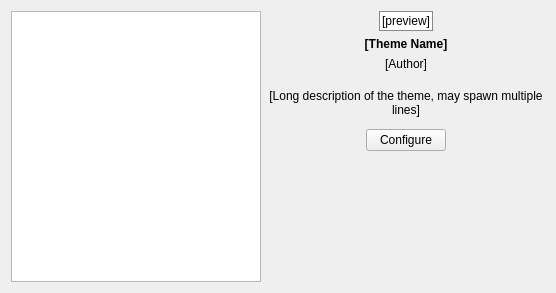
Old version of the form kcm/themeconfig.ui in the repository KDE/lightdm.
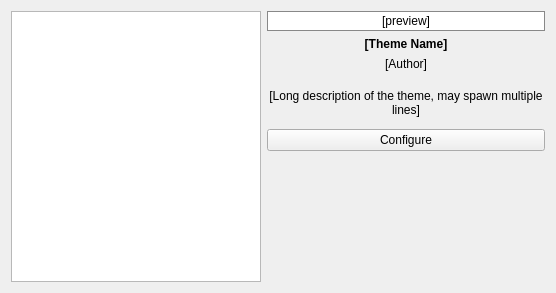
New version of the form.

What changed in the file:
```diff
--- a/kcm/themeconfig.ui
+++ b/kcm/themeconfig.ui
@@ -38,7 +38,7 @@
    </item>
    <item>
     <layout class="QVBoxLayout" name="verticalLayout">
-     <item alignment="Qt::AlignHCenter">
+     <item>
       <widget class="QLabel" name="preview">
        <property name="styleSheet">
         <string notr="true">background-color: white;
@@ -111,7 +111,7 @@
      <item>
       <widget class="QWidget" name="optionsWidget" native="true"/>
      </item>
-     <item alignment="Qt::AlignHCenter">
+     <item>
       <widget class="QPushButton" name="configureButton">
        <property name="text">
         <string>Configure</string>
```
